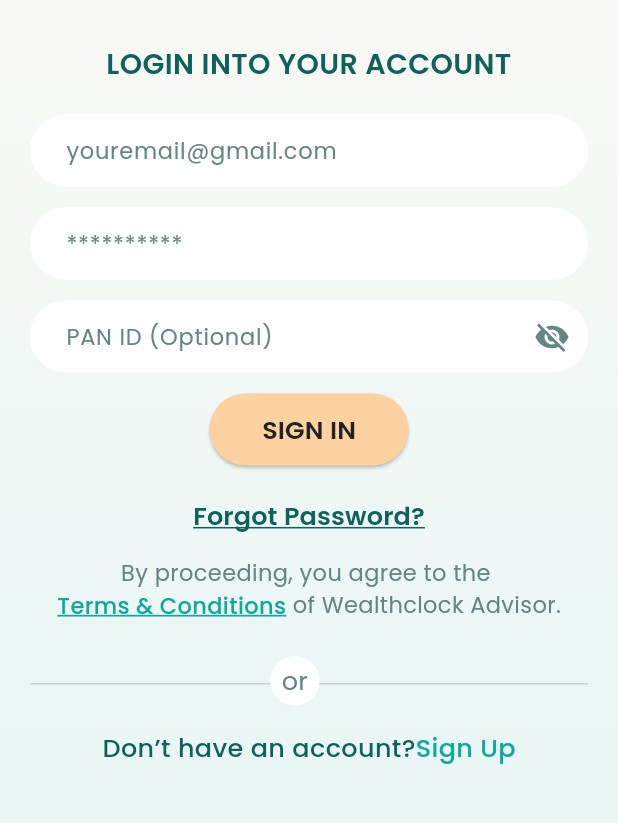
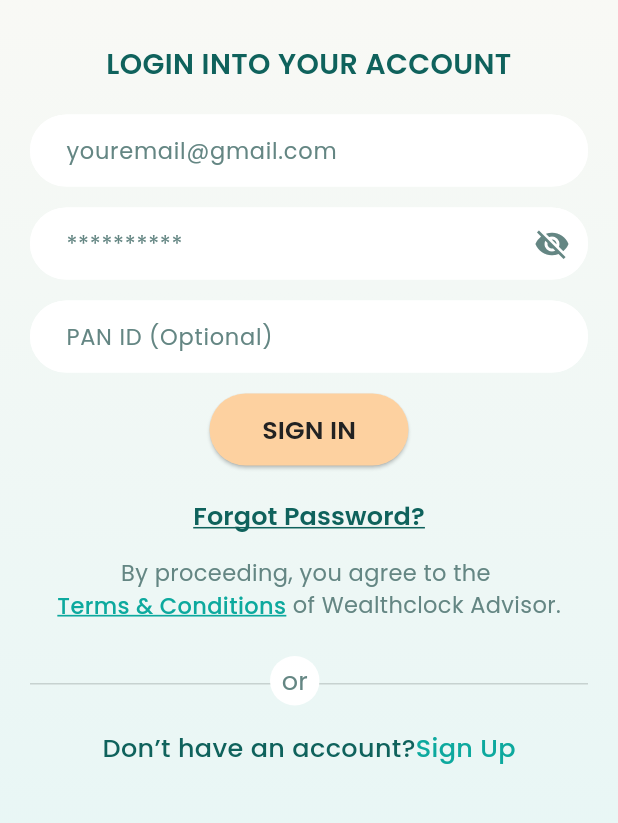
Before and after one commit to ayonpaul1992/wealthclock28, a Flutter app: the screen it shows after launch, on a phone screen of 412 x 824 dp, the part 331-1154 px from its top. Run offline on Flutter 3.47's test engine with Material 3 defaults, Android fonts, the phone set to English and light mode, and no system bars; our stand-ins replace google_fonts, shared_preferences.

Commit message:
Changes in login page and family portfolio page

```diff
--- a/lib/family_portfolio.dart
+++ b/lib/family_portfolio.dart
@@ -1450,7 +1450,7 @@ class _familyPortfolioPageState extends State<familyPortfolioPage> {
                                           ),
                                         ),
                                         Text(
-                                          userInvestedValue,
+                                          '₹ $userInvestedValue',
                                           style: GoogleFonts.poppins(
                                             color: Color(0xFF303131),
                                             fontSize: 14,
@@ -1471,7 +1471,7 @@ class _familyPortfolioPageState extends State<familyPortfolioPage> {
                                           ),
                                         ),
                                         Text(
-                                          userCurrentValue,
+                                          '₹ $userCurrentValue',
                                           style: GoogleFonts.poppins(
                                             color: Color(0xFF303131),
                                             fontSize: 14,
@@ -1499,7 +1499,7 @@ class _familyPortfolioPageState extends State<familyPortfolioPage> {
                                               size: 15,
                                             ),
                                             Text(
-                                              userTotalGain,
+                                              '₹ $userTotalGain',
                                               style: GoogleFonts.poppins(
                                                 color: Color(0xFF09a99d),
                                                 fontSize: 14,
--- a/lib/login.dart
+++ b/lib/login.dart
@@ -172,15 +172,8 @@ class _LoginPageState extends State<LoginPage> {
               const SizedBox(height: 14),
               TextField(
                 controller: passText,
-                obscureText: true,
-                decoration: _inputDecoration('**********'),
-                style: const TextStyle(color: Color(0xFF648683), fontSize: 15),
-              ),
-              const SizedBox(height: 14),
-          TextField(
-      controller: panText,
                 obscureText: !_isPanVisible, // Toggle text visibility
-          decoration: _inputDecoration('PAN ID (Optional)').copyWith(
+                decoration: _inputDecoration('**********').copyWith(
                   suffixIcon: IconButton(
                     icon: Icon(
                       _isPanVisible ? Icons.visibility : Icons.visibility_off,
@@ -193,6 +186,12 @@ class _LoginPageState extends State<LoginPage> {
                     },
                   ),
                 ),
+                style: const TextStyle(color: Color(0xFF648683), fontSize: 15),
+              ),
+              const SizedBox(height: 14),
+              TextField(
+                controller: panText,
+                decoration: _inputDecoration('PAN ID (Optional)'),
                 style: const TextStyle(color: Color(0xFF648683), fontSize: 15),
               ),
               const SizedBox(height: 14),
```
Lines whose indentation alone changed are shown as unchanged.
